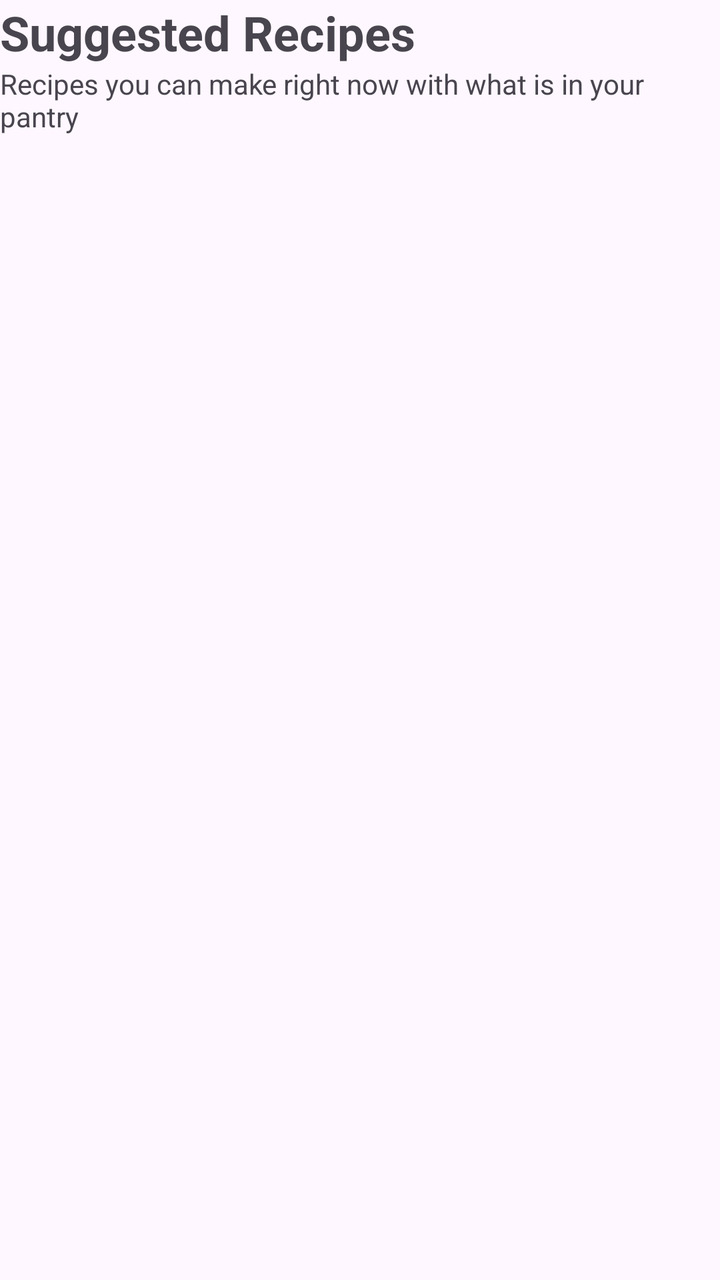
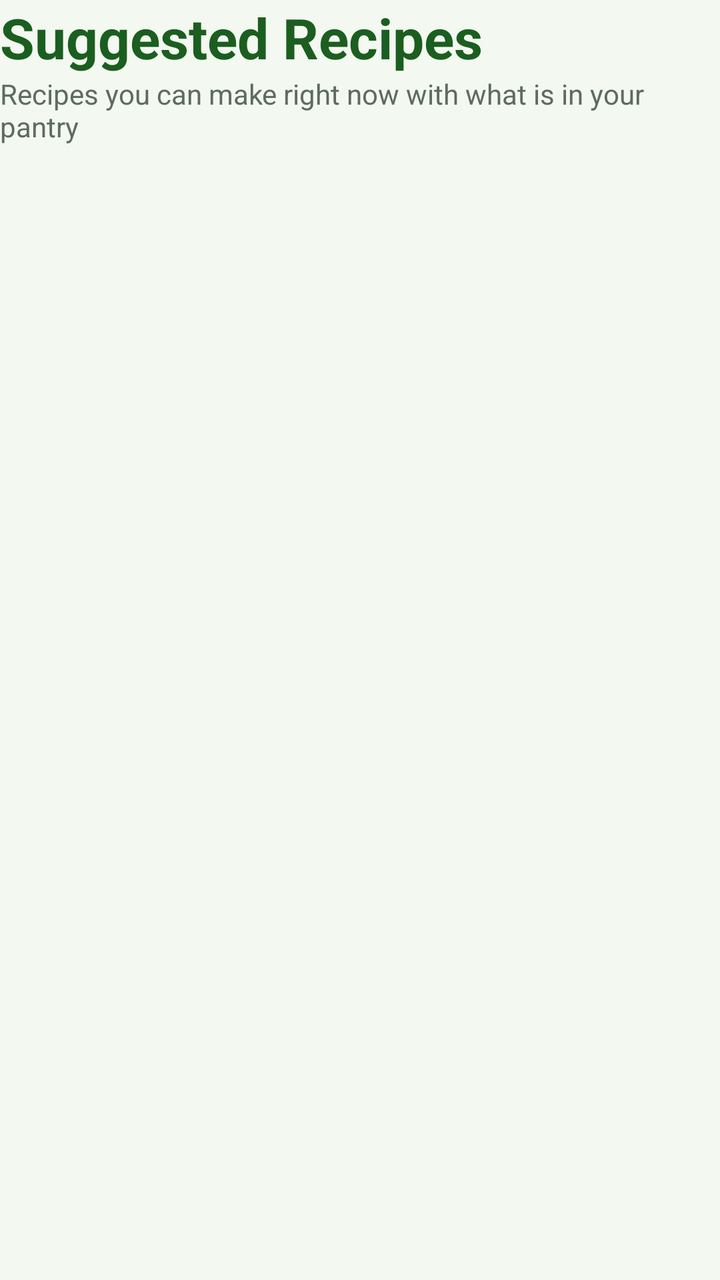

Compare the two renders of this Android layout. The source of the first and the diff that turns it into the second are given below.
<!-- AndroidManifest.xml: application theme Theme.SmartPantrymanager -->
<!-- res/layout/activity_suggested_recipes.xml -->
<?xml version="1.0" encoding="utf-8"?>
<LinearLayout xmlns:android="http://schemas.android.com/apk/res/android"
    android:id="@+id/suggestedRoot"
    android:layout_width="match_parent"
    android:layout_height="match_parent"
    android:orientation="vertical">

    <TextView
        android:id="@+id/textScreenTitle"
        android:layout_width="match_parent"
        android:layout_height="wrap_content"
        android:text="Suggested Recipes"
        android:textSize="24sp"
        android:textStyle="bold" />

    <TextView
        android:id="@+id/textSubtitle"
        android:layout_width="match_parent"
        android:layout_height="wrap_content"
        android:layout_marginBottom="8dp"
        android:text="Recipes you can make right now with what is in your pantry"
        android:textSize="14sp" />

    <FrameLayout
        android:layout_width="match_parent"
        android:layout_height="0dp"
        android:layout_weight="1">

        <androidx.recyclerview.widget.RecyclerView
            android:id="@+id/recyclerRecipes"
            android:layout_width="match_parent"
            android:layout_height="match_parent" />

        <TextView
            android:id="@+id/textNoRecipes"
            android:layout_width="wrap_content"
            android:layout_height="wrap_content"
            android:layout_gravity="center"
            android:gravity="center"
            android:text="No recipes match your pantry yet - add more ingredients"
            android:visibility="gone" />
    </FrameLayout>
</LinearLayout>
<!-- resources referenced by this layout -->
<resources>
  <style name="Theme.SmartPantrymanager" parent="Base.Theme.SmartPantrymanager" />
  <style name="Base.Theme.SmartPantrymanager" parent="Theme.Material3.DayNight.NoActionBar">
          
          
      </style>
</resources>

<!-- the commit's change to res/layout/activity_suggested_recipes.xml (unified diff, before → after) -->
@@ -3,6 +3,7 @@
     android:id="@+id/suggestedRoot"
     android:layout_width="match_parent"
     android:layout_height="match_parent"
+    android:background="@color/background"
     android:orientation="vertical">
 
     <TextView
@@ -10,7 +11,8 @@
         android:layout_width="match_parent"
         android:layout_height="wrap_content"
         android:text="Suggested Recipes"
-        android:textSize="24sp"
+        android:textColor="@color/green_dark"
+        android:textSize="28sp"
         android:textStyle="bold" />
 
     <TextView
@@ -19,6 +21,7 @@
         android:layout_height="wrap_content"
         android:layout_marginBottom="8dp"
         android:text="Recipes you can make right now with what is in your pantry"
+        android:textColor="@color/text_secondary"
         android:textSize="14sp" />
 
     <FrameLayout
@@ -29,7 +32,8 @@
         <androidx.recyclerview.widget.RecyclerView
             android:id="@+id/recyclerRecipes"
             android:layout_width="match_parent"
-            android:layout_height="match_parent" />
+            android:layout_height="match_parent"
+            android:clipToPadding="false" />
 
         <TextView
             android:id="@+id/textNoRecipes"
@@ -38,6 +42,8 @@
             android:layout_gravity="center"
             android:gravity="center"
             android:text="No recipes match your pantry yet - add more ingredients"
+            android:textColor="@color/text_secondary"
+            android:textSize="16sp"
             android:visibility="gone" />
     </FrameLayout>
 </LinearLayout>
<!-- resource entries referenced after the edit -->
@@ -1,9 +1,27 @@
 <!-- resources referenced by this layout -->
 <resources>
+  <color name="background">#F3F8F0</color>
+  <color name="green_dark">#1B5E20</color>
+  <color name="text_secondary">#5F6B5F</color>
   <style name="Theme.SmartPantrymanager" parent="Base.Theme.SmartPantrymanager" />
-  <style name="Base.Theme.SmartPantrymanager" parent="Theme.Material3.DayNight.NoActionBar">
-          
-          
+  <style name="Base.Theme.SmartPantrymanager" parent="Theme.Material3.Light.NoActionBar">
+          <item name="colorPrimary">@color/green_primary</item>
+          <item name="colorOnPrimary">@color/white</item>
+          <item name="colorPrimaryContainer">@color/green_light</item>
+          <item name="colorOnPrimaryContainer">@color/green_dark</item>
+          <item name="colorSecondary">@color/green_primary</item>
+          <item name="colorOnSecondary">@color/white</item>
+          <item name="colorSecondaryContainer">@color/green_light</item>
+          <item name="colorOnSecondaryContainer">@color/green_dark</item>
+          <item name="colorSurface">@color/white</item>
+          <item name="colorOnSurface">@color/text_primary</item>
+          <item name="android:colorBackground">@color/background</item>
+          <item name="android:windowBackground">@color/background</item>
+          <item name="android:windowLightStatusBar">true</item>
       </style>
+  <color name="green_primary">#2E7D32</color>
+  <color name="white">#FFFFFFFF</color>
+  <color name="green_light">#DCEDC8</color>
+  <color name="text_primary">#1F2A1F</color>
 </resources>
 
